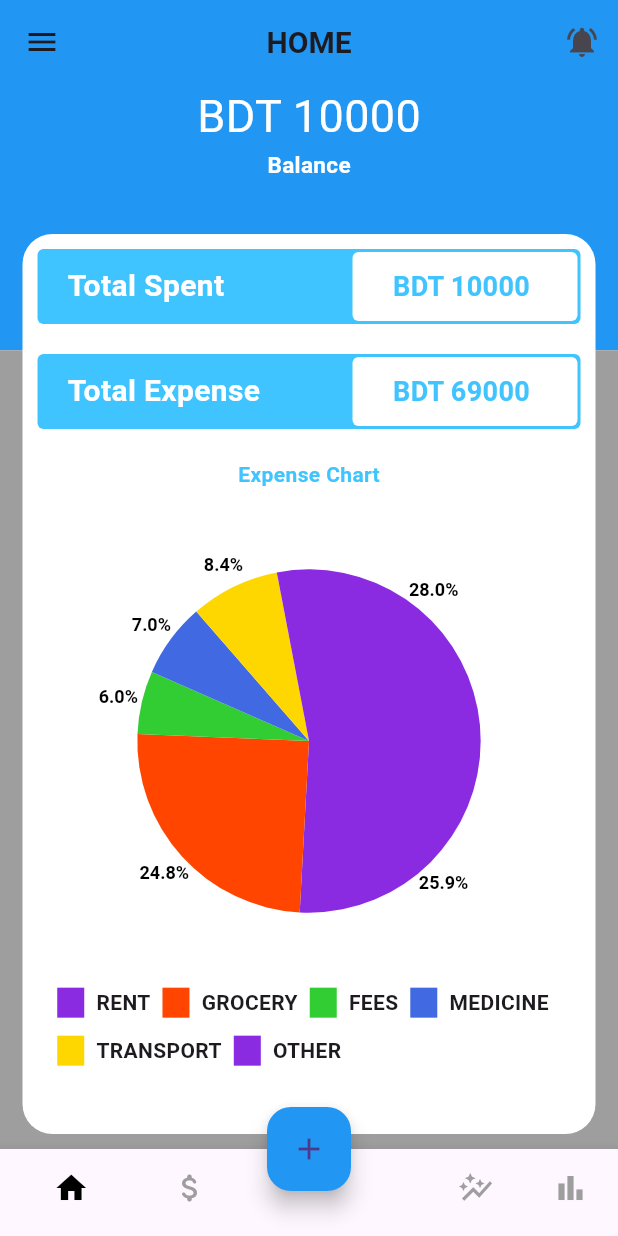
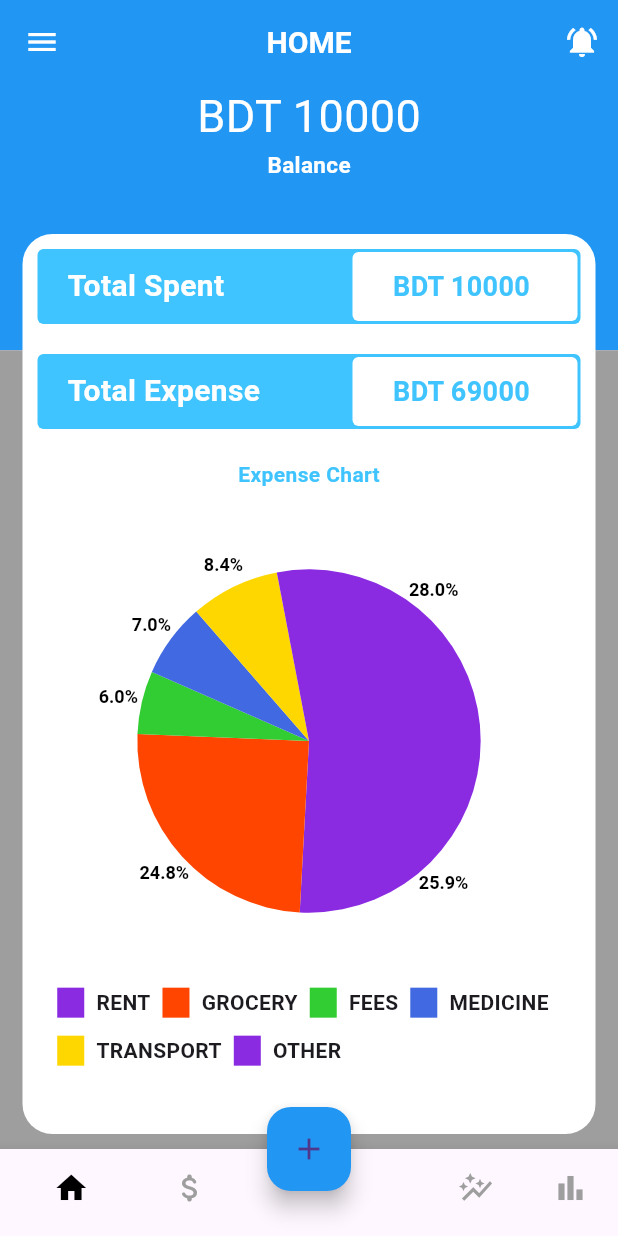
Before and after one commit to aman5196/SpendwiseTracker-App, a Flutter app: the screen it shows after launch, on a phone screen of 412 x 824 dp. Run offline on Flutter 3.47's test engine with Material 3 defaults, Android fonts, the phone set to English and light mode, and no system bars; drawn by our look-alikes of pie_chart.

Commit message:
Update dashboard.dart

```diff
--- a/lib/screens/dashboard.dart
+++ b/lib/screens/dashboard.dart
@@ -42,6 +42,7 @@ class _DashboardState extends State<Dashboard> {
   @override
   Widget build(BuildContext context) {
     return Scaffold(
+
       appBar: AppBar(
         elevation: 0,
         centerTitle: true,
@@ -49,16 +50,18 @@ class _DashboardState extends State<Dashboard> {
         title: Text(
           "Home".toUpperCase(),
           textAlign: TextAlign.center,
-          style: TextStyle(fontWeight: FontWeight.bold,fontSize: 20),
+          style: TextStyle(fontWeight: FontWeight.bold,fontSize: 20,color: Colors.white),
         ),
         leading: IconButton(
           icon: Icon(Icons.menu),
           onPressed: () {},
+          color: Colors.white,
         ),
         actions: [
           IconButton(
             icon: Icon(Icons.notifications_active),
             onPressed: () {},
+            color: Colors.white,
           ),
         ],
       ),
@@ -259,11 +262,12 @@ class _DashboardState extends State<Dashboard> {
 
 
       bottomNavigationBar: BottomNavigationBar(
+        backgroundColor: Colors.blue,
         selectedItemColor: Colors.black,
         unselectedItemColor: Colors.grey,
         showSelectedLabels: false,
         showUnselectedLabels: false,
-        backgroundColor: Colors.blue,
+
 
         //onTap: onTap,
         items: [
```
